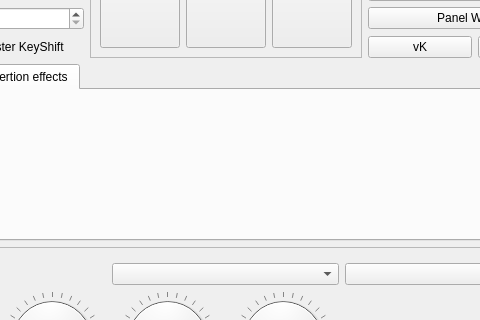
This is src/NewUI/MasterUI.ui in saidinesh5/ZynAddSubFX as Qt 5 draws it before an edit; both pictures show x 141 to 621 and y 148 to 468 of the 733 by 705 pixel window. The edited form follows.
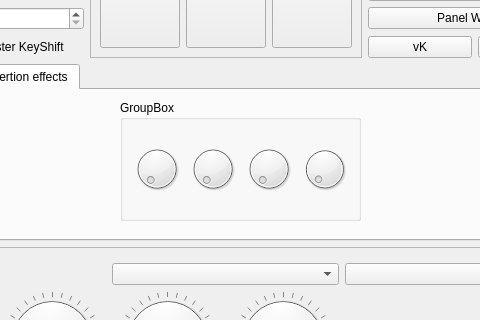
This is the edited form. Custom widgets are drawn as their Qt base class.

Commit message: Added a custom groupbox class, providing a reset-button that resets all children controls

```diff
--- a/src/NewUI/MasterUI.ui
+++ b/src/NewUI/MasterUI.ui
@@ -163,6 +163,33 @@
        <attribute name="title">
         <string>Insertion effects</string>
        </attribute>
+       <widget class="GroupBox" name="groupBox_2">
+        <property name="geometry">
+         <rect>
+          <x>250</x>
+          <y>10</y>
+          <width>241</width>
+          <height>121</height>
+         </rect>
+        </property>
+        <property name="title">
+         <string>GroupBox</string>
+        </property>
+        <layout class="QHBoxLayout" name="horizontalLayout_3">
+         <item>
+          <widget class="QDial" name="dial"/>
+         </item>
+         <item>
+          <widget class="QDial" name="dial_2"/>
+         </item>
+         <item>
+          <widget class="QDial" name="dial_3"/>
+         </item>
+         <item>
+          <widget class="QDial" name="dial_4"/>
+         </item>
+        </layout>
+       </widget>
       </widget>
      </widget>
     </item>
@@ -667,6 +694,12 @@
    <extends>QCheckBox</extends>
    <header>CheckBox.h</header>
   </customwidget>
+  <customwidget>
+   <class>GroupBox</class>
+   <extends>QGroupBox</extends>
+   <header>GroupBox.h</header>
+   <container>1</container>
+  </customwidget>
  </customwidgets>
  <resources>
   <include location="main.qrc"/>
```
The commit also changes 4 other files.
